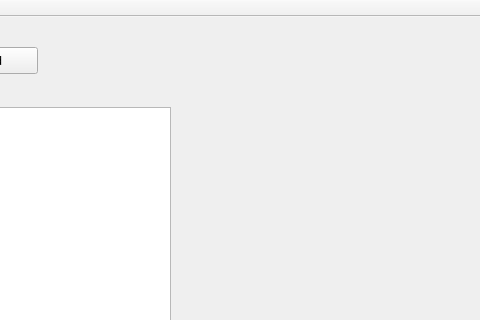
The window that Send/mainwindow.ui (zhangxuran11/CustomProtocolDemo) describes before a commit, drawn with Qt 5; both pictures show x 120 to 600 and y 0 to 320 of the 600 by 429 pixel window.
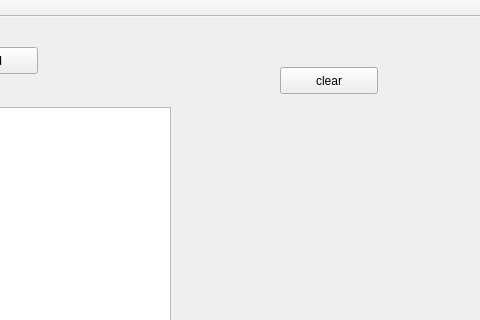
The same window after the commit.

Diff of the .ui file:
```diff
--- a/Send/mainwindow.ui
+++ b/Send/mainwindow.ui
@@ -37,6 +37,19 @@
      </rect>
     </property>
    </widget>
+   <widget class="QPushButton" name="pushButton_2">
+    <property name="geometry">
+     <rect>
+      <x>400</x>
+      <y>50</y>
+      <width>98</width>
+      <height>27</height>
+     </rect>
+    </property>
+    <property name="text">
+     <string>clear</string>
+    </property>
+   </widget>
   </widget>
   <widget class="QMenuBar" name="menuBar">
    <property name="geometry">
```
